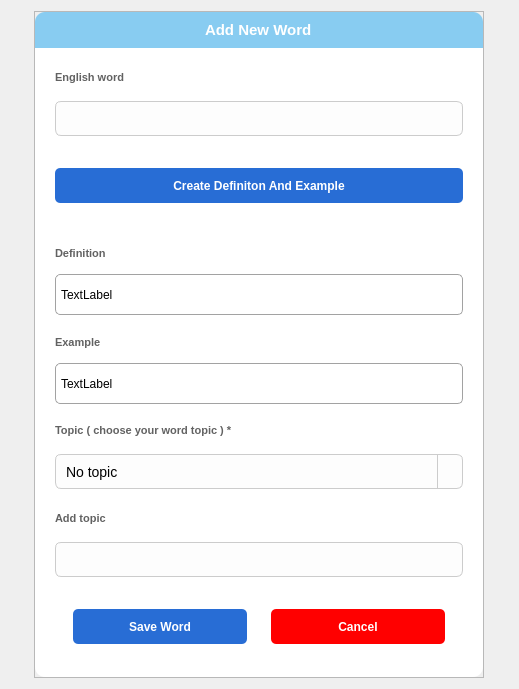
Old version of the form UI/forms/add_vocabulary.ui in the repository yuukun123/LexiLand.
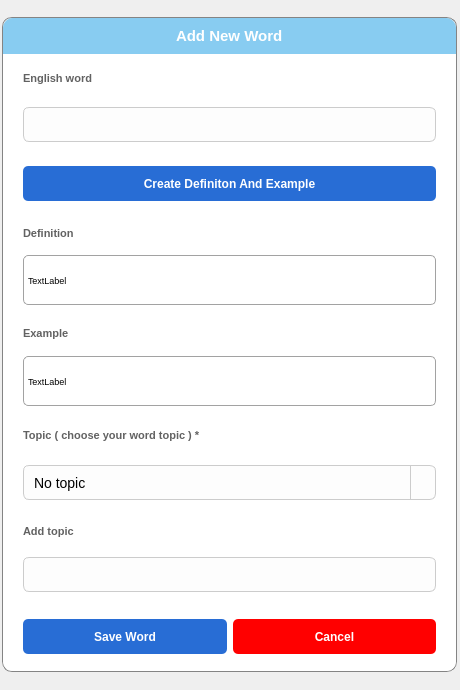
New version of the form. Icons and pictures are not drawn.

```diff
--- a/UI/forms/add_vocabulary.ui
+++ b/UI/forms/add_vocabulary.ui
@@ -6,28 +6,49 @@
    <rect>
     <x>0</x>
     <y>0</y>
-    <width>519</width>
-    <height>689</height>
+    <width>460</width>
+    <height>690</height>
    </rect>
   </property>
   <property name="windowTitle">
    <string>Dialog</string>
   </property>
+  <property name="styleSheet">
+   <string notr="true"/>
+  </property>
   <layout class="QHBoxLayout" name="horizontalLayout">
+   <property name="leftMargin">
+    <number>0</number>
+   </property>
+   <property name="topMargin">
+    <number>0</number>
+   </property>
+   <property name="rightMargin">
+    <number>0</number>
+   </property>
+   <property name="bottomMargin">
+    <number>0</number>
+   </property>
    <item>
     <widget class="QFrame" name="MainFrame">
      <property name="minimumSize">
       <size>
-       <width>450</width>
-       <height>350</height>
+       <width>455</width>
+       <height>655</height>
       </size>
      </property>
      <property name="maximumSize">
       <size>
        <width>450</width>
-       <height>670</height>
+       <height>655</height>
       </size>
      </property>
+     <property name="styleSheet">
+      <string notr="true">#MainFrame{
+border: 1px solid rgb(132, 132, 132);
+border-radius: 10px;
+}</string>
+     </property>
      <property name="frameShape">
       <enum>QFrame::StyledPanel</enum>
      </property>
@@ -139,6 +160,12 @@
             </property>
             <item>
              <widget class="QFrame" name="frame_11">
+              <property name="maximumSize">
+               <size>
+                <width>16777215</width>
+                <height>30</height>
+               </size>
+              </property>
               <property name="frameShape">
                <enum>QFrame::StyledPanel</enum>
               </property>
@@ -149,6 +176,15 @@
                <property name="leftMargin">
                 <number>0</number>
                </property>
+               <property name="topMargin">
+                <number>0</number>
+               </property>
+               <property name="rightMargin">
+                <number>0</number>
+               </property>
+               <property name="bottomMargin">
+                <number>0</number>
+               </property>
                <item>
                 <widget class="QLabel" name="label_2">
                  <property name="font">
@@ -222,6 +258,12 @@
          </item>
          <item>
           <widget class="QFrame" name="frame_7">
+           <property name="maximumSize">
+            <size>
+             <width>16777215</width>
+             <height>42</height>
+            </size>
+           </property>
            <property name="frameShape">
             <enum>QFrame::StyledPanel</enum>
            </property>
@@ -232,9 +274,15 @@
             <property name="leftMargin">
              <number>0</number>
             </property>
+            <property name="topMargin">
+             <number>0</number>
+            </property>
             <property name="rightMargin">
              <number>0</number>
             </property>
+            <property name="bottomMargin">
+             <number>0</number>
+            </property>
             <item>
              <widget class="QPushButton" name="CreateVocabBtn">
               <property name="minimumSize">
@@ -297,6 +345,12 @@
             </property>
             <item>
              <widget class="QFrame" name="frame_14">
+              <property name="maximumSize">
+               <size>
+                <width>16777215</width>
+                <height>50</height>
+               </size>
+              </property>
               <property name="frameShape">
                <enum>QFrame::StyledPanel</enum>
               </property>
@@ -307,8 +361,23 @@
                <property name="leftMargin">
                 <number>0</number>
                </property>
+               <property name="topMargin">
+                <number>0</number>
+               </property>
+               <property name="rightMargin">
+                <number>0</number>
+               </property>
+               <property name="bottomMargin">
+                <number>0</number>
+               </property>
                <item>
                 <widget class="QLabel" name="label_3">
+                 <property name="maximumSize">
+                  <size>
+                   <width>16777215</width>
+                   <height>20</height>
+                  </size>
+                 </property>
                  <property name="font">
                   <font>
                    <pointsize>8</pointsize>
@@ -354,6 +423,17 @@
                </property>
                <item>
                 <widget class="QLabel" name="label_7">
+                 <property name="minimumSize">
+                  <size>
+                   <width>0</width>
+                   <height>50</height>
+                  </size>
+                 </property>
+                 <property name="font">
+                  <font>
+                   <pointsize>7</pointsize>
+                  </font>
+                 </property>
                  <property name="styleSheet">
                   <string notr="true">    border: 1px solid rgb(162, 162, 162);
     border-radius: 5px;
@@ -365,6 +445,9 @@
                  <property name="text">
                   <string>TextLabel</string>
                  </property>
+                 <property name="wordWrap">
+                  <bool>true</bool>
+                 </property>
                 </widget>
                </item>
               </layout>
@@ -399,6 +482,18 @@
             </property>
             <item>
              <widget class="QFrame" name="frame_15">
+              <property name="minimumSize">
+               <size>
+                <width>0</width>
+                <height>34</height>
+               </size>
+              </property>
+              <property name="maximumSize">
+               <size>
+                <width>16777215</width>
+                <height>50</height>
+               </size>
+              </property>
               <property name="frameShape">
                <enum>QFrame::StyledPanel</enum>
               </property>
@@ -411,6 +506,12 @@
                </property>
                <item>
                 <widget class="QLabel" name="label_4">
+                 <property name="maximumSize">
+                  <size>
+                   <width>16777215</width>
+                   <height>20</height>
+                  </size>
+                 </property>
                  <property name="font">
                   <font>
                    <pointsize>8</pointsize>
@@ -452,6 +553,17 @@
                </property>
                <item>
                 <widget class="QLabel" name="label_8">
+                 <property name="minimumSize">
+                  <size>
+                   <width>0</width>
+                   <height>50</height>
+                  </size>
+                 </property>
+                 <property name="font">
+                  <font>
+                   <pointsize>7</pointsize>
+                  </font>
+                 </property>
                  <property name="styleSheet">
                   <string notr="true">    border: 1px solid rgb(162, 162, 162);
     border-radius: 5px;
@@ -463,6 +575,9 @@
                  <property name="text">
                   <string>TextLabel</string>
                  </property>
+                 <property name="wordWrap">
+                  <bool>true</bool>
+                 </property>
                 </widget>
                </item>
               </layout>
@@ -497,6 +612,12 @@
             </property>
             <item>
              <widget class="QFrame" name="frame_18">
+              <property name="maximumSize">
+               <size>
+                <width>16777215</width>
+                <height>50</height>
+               </size>
+              </property>
               <property name="frameShape">
                <enum>QFrame::StyledPanel</enum>
               </property>
@@ -507,8 +628,23 @@
                <property name="leftMargin">
                 <number>0</number>
                </property>
+               <property name="topMargin">
+                <number>0</number>
+               </property>
+               <property name="rightMargin">
+                <number>0</number>
+               </property>
+               <property name="bottomMargin">
+                <number>0</number>
+               </property>
                <item>
                 <widget class="QLabel" name="label_5">
+                 <property name="maximumSize">
+                  <size>
+                   <width>16777215</width>
+                   <height>50</height>
+                  </size>
+                 </property>
                  <property name="font">
                   <font>
                    <pointsize>8</pointsize>
@@ -638,6 +774,12 @@
             </property>
             <item>
              <widget class="QFrame" name="frame_20">
+              <property name="maximumSize">
+               <size>
+                <width>16777215</width>
+                <height>30</height>
+               </size>
+              </property>
               <property name="frameShape">
                <enum>QFrame::StyledPanel</enum>
               </property>
@@ -648,8 +790,29 @@
                <property name="leftMargin">
                 <number>0</number>
                </property>
+               <property name="topMargin">
+                <number>0</number>
+               </property>
+               <property name="rightMargin">
+                <number>0</number>
+               </property>
+               <property name="bottomMargin">
+                <number>0</number>
+               </property>
                <item>
                 <widget class="QLabel" name="label_6">
+                 <property name="minimumSize">
+                  <size>
+                   <width>0</width>
+                   <height>21</height>
+                  </size>
+                 </property>
+                 <property name="maximumSize">
+                  <size>
+                   <width>16777215</width>
+                   <height>60</height>
+                  </size>
+                 </property>
                  <property name="font">
                   <font>
                    <pointsize>8</pointsize>
@@ -670,6 +833,18 @@
             </item>
             <item>
              <widget class="QFrame" name="frame_19">
+              <property name="minimumSize">
+               <size>
+                <width>0</width>
+                <height>43</height>
+               </size>
+              </property>
+              <property name="maximumSize">
+               <size>
+                <width>16777215</width>
+                <height>50</height>
+               </size>
+              </property>
               <property name="frameShape">
                <enum>QFrame::StyledPanel</enum>
               </property>
@@ -724,6 +899,12 @@
          </item>
          <item>
           <widget class="QFrame" name="frame_8">
+           <property name="maximumSize">
+            <size>
+             <width>16777215</width>
+             <height>50</height>
+            </size>
+           </property>
            <property name="frameShape">
             <enum>QFrame::StyledPanel</enum>
            </property>
@@ -731,15 +912,18 @@
             <enum>QFrame::Raised</enum>
            </property>
            <layout class="QHBoxLayout" name="horizontalLayout_14">
-            <item>
-             <widget class="QFrame" name="frame">
-              <property name="frameShape">
-               <enum>QFrame::StyledPanel</enum>
-              </property>
-              <property name="frameShadow">
-               <enum>QFrame::Raised</enum>
-              </property>
-              <layout class="QHBoxLayout" name="horizontalLayout_15">
+            <property name="leftMargin">
+             <number>0</number>
+            </property>
+            <property name="topMargin">
+             <number>0</number>
+            </property>
+            <property name="rightMargin">
+             <number>0</number>
+            </property>
+            <property name="bottomMargin">
+             <number>0</number>
+            </property>
                <item>
                 <widget class="QPushButton" name="SaveVocabBtn">
                  <property name="minimumSize">
@@ -773,18 +957,6 @@
                  </property>
                 </widget>
                </item>
-              </layout>
-             </widget>
-            </item>
-            <item>
-             <widget class="QFrame" name="frame_21">
-              <property name="frameShape">
-               <enum>QFrame::StyledPanel</enum>
-              </property>
-              <property name="frameShadow">
-               <enum>QFrame::Raised</enum>
-              </property>
-              <layout class="QHBoxLayout" name="horizontalLayout_16">
                <item>
                 <widget class="QPushButton" name="Cancel_Btn">
                  <property name="minimumSize">
@@ -816,9 +988,6 @@
                  <property name="text">
                   <string>Cancel</string>
                  </property>
-                </widget>
-               </item>
-              </layout>
              </widget>
             </item>
            </layout>
```
Lines whose indentation alone changed are shown as unchanged.
